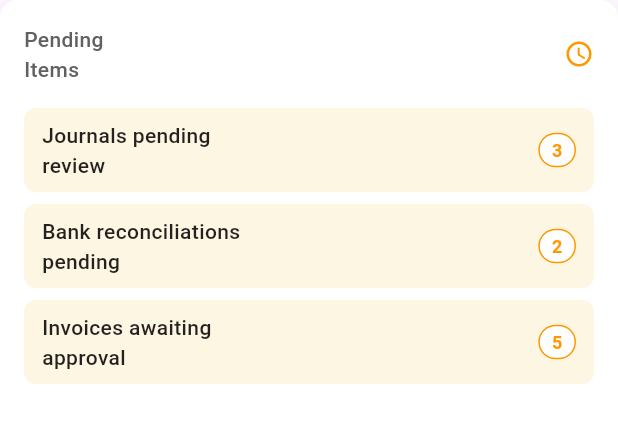
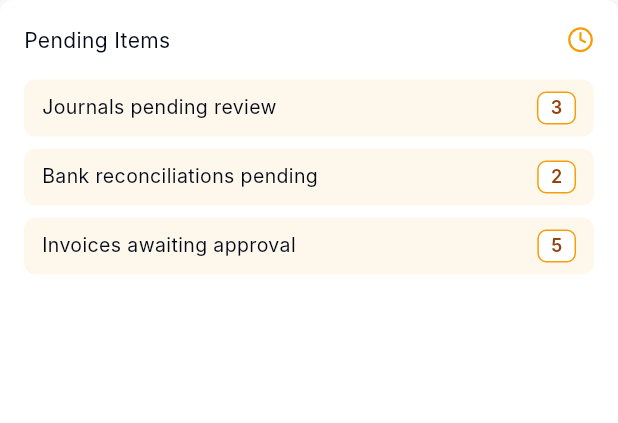
Before and after one commit to MironAlikc/erpmax-client, a Flutter app: the PendingItemsWidget widget shown alone on an empty page, opened directly, on a phone screen of 412 x 824 dp. Shown: the top 423 px of the screen. Run offline on Flutter 3.47's test engine with Material 3 defaults, Android fonts, the phone set to English and light mode, and no system bars; our stand-ins replace dartz, dio, equatable, fl_chart, flutter_bloc, flutter_secure_storage and 8 more; missing offline and left inert: shadcn_flutter; accounts and stored records are empty; generated files the repository leaves out were written again; network calls fail; Roboto replaces fonts that are missing (Inter).

Commit message:
Pending items ui added

```diff
--- a/lib/core/l10n/app_ru.arb
+++ b/lib/core/l10n/app_ru.arb
@@ -306,9 +306,9 @@
     "accAvgCollection": "Срок сбора деб. задолж.",
     "accAvgPayment": "Срок оплаты кред. задолж.",
     "accOverdueReceivables": "Просроченная\nдебиторка",
-    "accPendingItems": "Ожидающие\nпозиции",
-    "accJournalsPendingReview": "Журналы на\nпроверке",
-    "accBankReconciliationsPending": "Сверки банков на\nожидании",
+    "accPendingItems": "Ожидающие позиции",
+    "accJournalsPendingReview": "Журналы на проверке",
+    "accBankReconciliationsPending": "Сверки банков на ожидании",
     "accInvoicesAwaitingApproval": "Счета на\nутверждении",
     "accExpenseBreakdown": "Анализ расходов",
     "accSalaries": "Зарплаты",
--- a/lib/core/l10n/gen/app_localizations_ru.dart
+++ b/lib/core/l10n/gen/app_localizations_ru.dart
@@ -955,13 +955,13 @@ class AppLocalizationsRu extends AppLocalizations {
   String get accOverdueReceivables => 'Просроченная\nдебиторка';
 
   @override
-  String get accPendingItems => 'Ожидающие\nпозиции';
+  String get accPendingItems => 'Ожидающие позиции';
 
   @override
-  String get accJournalsPendingReview => 'Журналы на\nпроверке';
+  String get accJournalsPendingReview => 'Журналы на проверке';
 
   @override
-  String get accBankReconciliationsPending => 'Сверки банков на\nожидании';
+  String get accBankReconciliationsPending => 'Сверки банков на ожидании';
 
   @override
   String get accInvoicesAwaitingApproval => 'Счета на\nутверждении';
--- a/lib/features/accounting/presentation/widgets/accounting_tabs/accounting_dashboard/accounting_metrics/pending_items/pending_items_card.dart
+++ b/lib/features/accounting/presentation/widgets/accounting_tabs/accounting_dashboard/accounting_metrics/pending_items/pending_items_card.dart
@@ -1,63 +1,62 @@
 import 'package:erpmax_client/core/l10n/gen/app_localizations.dart';
+import 'package:erpmax_client/core/theme/app_color_extension.dart';
+import 'package:erpmax_client/core/theme/app_theme.dart';
+import 'package:erpmax_client/core/theme/text_style_source.dart';
 import 'package:flutter/material.dart';
+import 'package:lucide_icons/lucide_icons.dart';
 
 class PendingItemsWidget extends StatelessWidget {
   const PendingItemsWidget({super.key});
 
   @override
   Widget build(BuildContext context) {
+    final theme = context.theme.appColor;
     final localizations = AppLocalizations.of(context);
 
     return Container(
       padding: const EdgeInsets.all(16),
       decoration: BoxDecoration(
-        color: Colors.white,
-        borderRadius: BorderRadius.circular(12),
+        color: theme.white,
+        borderRadius: BorderRadius.circular(8),
         boxShadow: [
           BoxShadow(
-            color: Colors.grey.withOpacity(0.1),
-            spreadRadius: 2,
-            blurRadius: 8,
-            offset: const Offset(0, 2),
+            color: theme.shadowColor.withValues(alpha: 0.05),
+            blurRadius: 10,
           ),
         ],
       ),
       child: Column(
         crossAxisAlignment: CrossAxisAlignment.start,
         children: [
-          // Заголовок и значок часов
           Row(
             mainAxisAlignment: MainAxisAlignment.spaceBetween,
             children: [
               Text(
                 localizations.accPendingItems,
-                style: TextStyle(
-                  fontSize: 14,
-                  color: Colors.grey[700],
-                  fontWeight: FontWeight.w500,
+                style: AppTextStyles.bodyMedium.copyWith(
+                  color: theme.textPrimary,
                 ),
               ),
-              Icon(Icons.access_time_outlined, color: Colors.orange, size: 20),
+              Icon(LucideIcons.clock, color: theme.warning, size: 18),
             ],
           ),
           const SizedBox(height: 16),
 
-          // Список элементов
-          _buildItem(localizations.accJournalsPendingReview, 3),
+          _buildItem(theme, localizations.accJournalsPendingReview, 3),
           const SizedBox(height: 8),
-          _buildItem(localizations.accBankReconciliationsPending, 2),
+          _buildItem(theme, localizations.accBankReconciliationsPending, 2),
           const SizedBox(height: 8),
-          _buildItem(localizations.accInvoicesAwaitingApproval, 5),
+          _buildItem(theme, localizations.accInvoicesAwaitingApproval, 5),
         ],
       ),
     );
   }
 
-  Widget _buildItem(String title, int count) {
+  Widget _buildItem(AppColorExtension colors, String title, int count) {
     return Container(
       padding: const EdgeInsets.symmetric(horizontal: 12, vertical: 8),
       decoration: BoxDecoration(
-        color: Color(0xFFFDF6E3), // светло-бежевый фон
+        color: colors.warning.withValues(alpha: 0.08),
         borderRadius: BorderRadius.circular(8),
       ),
       child: Row(
@@ -65,25 +64,23 @@ class PendingItemsWidget extends StatelessWidget {
         children: [
           Text(
             title,
-            style: const TextStyle(
-              fontSize: 14,
-              color: Colors.black87,
-              fontWeight: FontWeight.w500,
+            style: AppTextStyles.bodyMedium.copyWith(
+              fontSize: 13,
+              color: colors.textPrimary,
             ),
           ),
           Container(
             padding: const EdgeInsets.symmetric(horizontal: 8, vertical: 2),
             decoration: BoxDecoration(
-              color: Colors.white,
-              border: Border.all(color: Colors.orange),
-              borderRadius: BorderRadius.circular(12),
+              color: colors.white,
+              border: Border.all(color: colors.warning),
+              borderRadius: BorderRadius.circular(6),
             ),
             child: Text(
               '$count',
-              style: TextStyle(
-                fontSize: 12,
-                color: Colors.orange,
-                fontWeight: FontWeight.bold,
+              style: AppTextStyles.label.copyWith(
+                fontWeight: FontWeight.w600,
+                color: colors.warningText,
               ),
             ),
           ),
```
Also changed, not shown: lib/core/l10n/app_ar.arb (+4 -4 lines), lib/core/l10n/app_en.arb (+4 -4 lines), lib/core/l10n/gen/app_localizations.dart (+4 -4 lines), lib/core/l10n/gen/app_localizations_ar.dart (+4 -4 lines), lib/core/l10n/gen/app_localizations_en.dart (+4 -4 lines).
